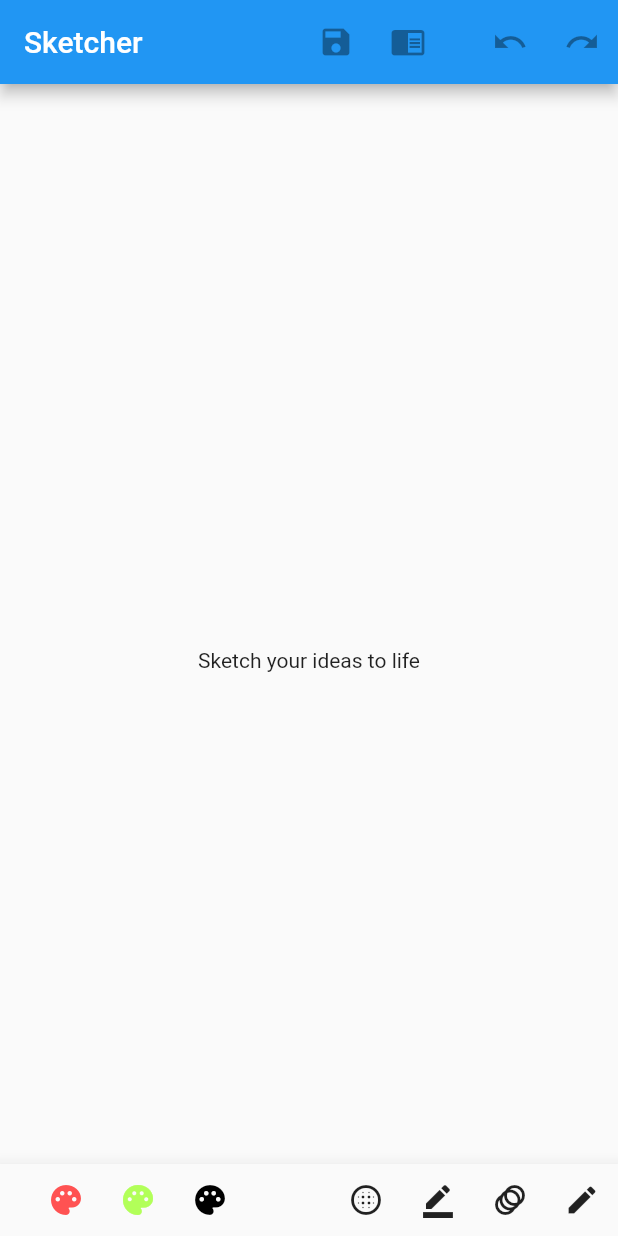
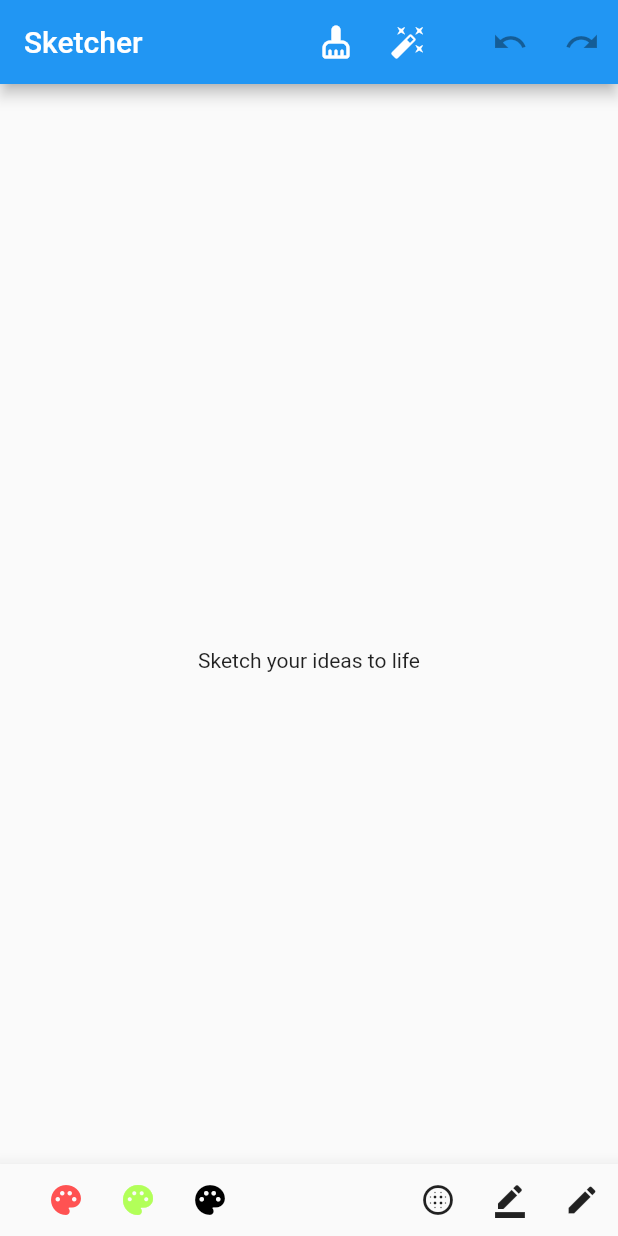
Before and after one commit to glynskyi/sketcher, a Flutter app: the screen it shows after launch, on a phone screen of 412 x 824 dp. Run offline on Flutter 3.47's test engine with Material 2 defaults, Android fonts, the phone set to English and light mode, and no system bars; our stand-ins replace equatable, flutter_svg; missing offline and left inert: ktx, path_parsing.

Commit message:
Update home_page.dart

```diff
--- a/example/lib/pages/home_page.dart
+++ b/example/lib/pages/home_page.dart
@@ -1,5 +1,6 @@
 import 'package:flutter/material.dart';
 import 'package:sketcher/sketcher.dart';
+
 
 class HomePage extends StatefulWidget {
   const HomePage({Key key, this.title}) : super(key: key);
@@ -16,7 +17,7 @@
     void _selectColor(Color color) {
     _sketchController.setActiveColor(color);
   }
-
+   List<Offset> _points = <Offset>[];
 
   @override
   void initState() {
@@ -32,13 +33,15 @@
         title: Text(widget.title),
         actions: [
           IconButton(
-            icon: const Icon(Icons.save),//check_circle_rounded
-            onPressed: _sketchController.isRedoAvailable ? () => _sketchController.redo() : null,
+            icon: const Icon(Icons.cleaning_services_rounded),// restart_alt
+            onPressed: () => _sketchController.resetAllOperation(),//_sketchController.setActiveTool(SketchTool.resetall),
+            //onPressed: () => _points.clear(),
           ),
+          IconButton(
+            icon: const Icon(Icons.auto_fix_high),//all_out, auto_awesome_rounded,auto_fix_high,camera, camera_outlined
+            onPressed: () => _sketchController.setActiveTool(SketchTool.spotlight),
 
-          IconButton(
-            icon: const Icon(Icons.chrome_reader_mode),//check_circle_rounded
-            onPressed: _sketchController.isRedoAvailable ? () => _sketchController.redo() : null,
+
           ),
           SizedBox(width: 20),
           IconButton(
@@ -50,7 +53,8 @@
             onPressed: _sketchController.isRedoAvailable ? () => _sketchController.redo() : null,
           ),
 
-        ],
+
+         ],
       ),
       body: Stack(
         fit: StackFit.expand,
@@ -85,6 +89,7 @@
       child: Row(
         // mainAxisAlignment: MainAxisAlignment.spaceBetween,
         children: [
+
           SizedBox(width: 20),
           IconButton(
             icon: const Icon(Icons.palette, color: Colors.redAccent),
@@ -102,10 +107,7 @@
 
 
           const Spacer(),
-//           IconButton(
-//             icon: const Icon(Icons.cleaning_services_rounded),// restart_alt
-//             onPressed: () => _sketchController.setActiveTool(SketchTool.resetall),
-//           ),
+
           IconButton(
             icon: const Icon(Icons.blur_circular),// brightness_1_outlined,remove
             onPressed: () => _sketchController.setActiveTool(SketchTool.eraser),
@@ -113,12 +115,6 @@
           IconButton(
             icon: const Icon(Icons.border_color ),// colorize, create_rounded
             onPressed: () => _sketchController.setActiveTool(SketchTool.highlighter),
-
-         ),
-            IconButton(
-            icon: const Icon(Icons.animation),//all_out, auto_awesome_rounded,auto_fix_high,camera, camera_outlined
-            onPressed: () => _sketchController.setActiveTool(SketchTool.spotlight),
-
 
          ),
 
```
